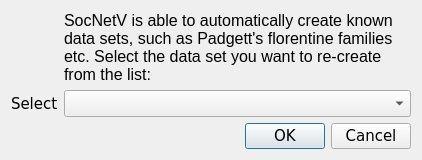
First picture: the form in src/forms/datasetselectdialog.ui, repository socnetv/app, before the edit.
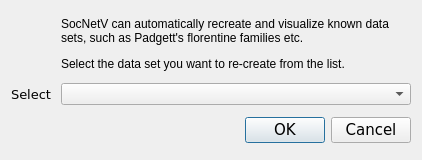
Second picture: the form after the edit. Icons and pictures are not drawn.

Commit message: changed default node number and label colors

Patch:
```diff
--- a/src/forms/datasetselectdialog.ui
+++ b/src/forms/datasetselectdialog.ui
@@ -84,9 +84,13 @@
        <height>110</height>
       </size>
      </property>
+     <property name="font">
+      <font>
+       <pointsize>9</pointsize>
+      </font>
+     </property>
      <property name="text">
-      <string>SocNetV is able to automatically create known data sets, such as Padgett's florentine families etc. 
-Select the data set you want to re-create from the list: </string>
+      <string>&lt;html&gt;&lt;head/&gt;&lt;body&gt;&lt;p&gt;SocNetV can automatically recreate and visualize known data sets, such as Padgett's florentine families etc. &lt;/p&gt;&lt;p&gt;Select the data set you want to re-create from the list.&lt;/p&gt;&lt;/body&gt;&lt;/html&gt;</string>
      </property>
      <property name="textFormat">
       <enum>Qt::RichText</enum>
@@ -101,7 +105,7 @@
      <property name="font">
       <font>
        <family>DejaVu Sans</family>
-       <pointsize>11</pointsize>
+       <pointsize>10</pointsize>
       </font>
      </property>
      <property name="text">
@@ -120,6 +124,11 @@
        <height>20</height>
       </size>
      </property>
+     <property name="font">
+      <font>
+       <pointsize>9</pointsize>
+      </font>
+     </property>
      <property name="cursor">
       <cursorShape>PointingHandCursor</cursorShape>
      </property>
```
The commit also changes 5 other files.
